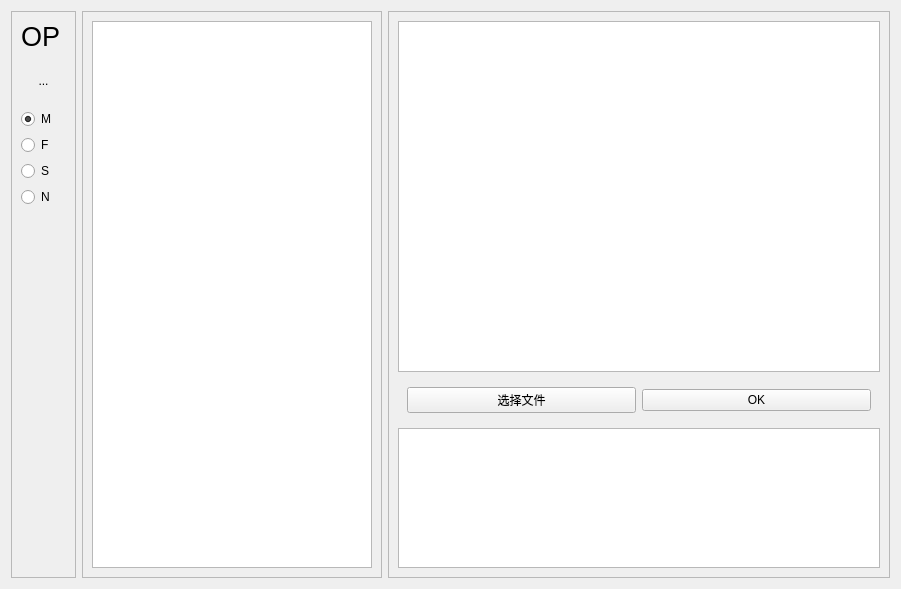
Old version of the form Client/front_end/mainwindow.ui in the repository Sjeary/OnPointLinkProgram.
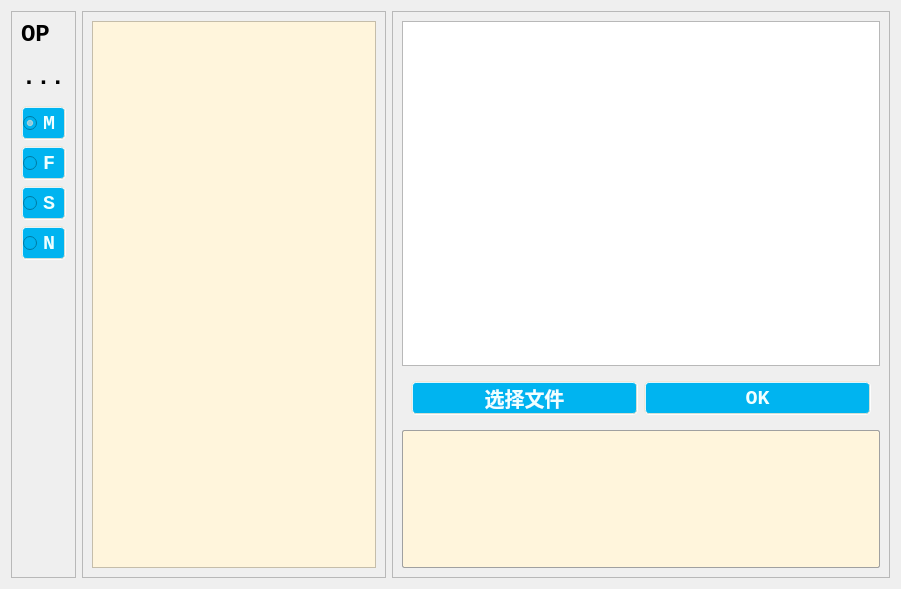
New version of the form. The open tabs and pages were chosen to show the change. Icons and pictures are not drawn.

Commit message: 微调ui 补充绝大部分模块qss

Patch:
```diff
--- a/Client/front_end/mainwindow.ui
+++ b/Client/front_end/mainwindow.ui
@@ -13,6 +13,242 @@
   <property name="windowTitle">
    <string>OnPointLink </string>
   </property>
+  <property name="styleSheet">
+   <string notr="true">
+#login, #MainWindow
+{
+    /*背景色，蓝到淡黄渐变*/
+    /*渐变色:rgba中最后一值为透明度,0_255&lt;-&gt;完全透明_不透明*/
+    background-color: qradialgradient(cx:0.25, cy:0.25, radius:0.75, fx:0.618 fy:0.618,
+                                        stop:0 rgba(20,150,220,240),
+                                        stop:1 rgba(255,245,220,240));
+}
+
+#login
+{
+    /*宽高*/
+    width: 800px;
+    height: 500px;
+}
+
+#label_picture
+{
+    /*背景图片，注意格式*/
+    border-image:url(:/res/background-images/login1.jpg) 4 4 4 4 strech strech;
+    /*为logo采用特殊字体*/
+    font-family: Chiller;
+    font-size: 80px;
+    font-weight:bold;
+}
+
+
+#pushButton_Login
+{
+    font-family:STXinwei;
+    font-size: 24px;
+    font-weight:bold;
+}
+
+
+QComboBox
+{
+    /*背景，淡黄*/
+    background: rgb(255,245,220);
+    /*边框，蓝绿*/
+    border-color: rgb(0,140,180);
+    border-style: groove;
+    border-radius: 3px;
+    border-width: 2px;
+    /*前景/字体*/
+    color: black;
+    font-family: consolas;
+    font-size: 24px;
+    /*内边距*/
+    padding-top: 2px;
+    padding-left: 2px;
+    /*宽高*/
+    height: 30px;
+}
+/*下拉框格式*/
+QComboBox QAbstractItemView
+{
+    /*背景，淡黄*/
+    background: rgb(255,245,220);
+    /*前景/字体*/
+    color: black;
+    font-family: consolas;
+    font-size: 24px;
+    /*内边距*/
+    padding-top: 2px;
+    padding-left: 2px;
+    /*宽高*/
+    height: 30px;
+}
+/*选中效果*/
+QComboBox:on
+{
+    padding-top: 3px;
+    padding-left: 4px;
+}
+/*下拉箭头容器*/
+QComboBox::drop-down
+{
+    width: 32px;
+    height: 32px;
+}
+
+/*下拉箭头*/
+QComboBox::down-arrow
+{
+    image: url(:/res/icons/xia_la.png);
+}
+/*下拉箭头选中效果*/
+QComboBox::down-arrow:on
+{
+    image: url(:/res/icons/shang_la.png);
+}
+
+/*确认框*/
+QCheckBox
+{
+    /*前景/字体*/
+    color: black;
+    font-family: consolas;
+    font-size: 24px;
+    /*内边距*/
+    padding-left:5px;
+}
+
+QCheckBox::indicator{/*选择框尺寸*/
+    background-color: rgba(255, 255, 255, 0);
+    border: 0px solid #b1b1b1;
+        width: 30px;
+        height: 30px;
+}
+
+QCheckBox::indicator:unchecked
+{
+    image: url(:/res/icons/kaiguan_guan.png);
+}
+
+QCheckBox::indicator:checked
+{
+    image: url(:/res/icons/kaiguan_kai.png);
+}
+
+
+/*按钮*/
+QPushButton,QRadioButton
+{
+    /*背景，偏深蓝*/
+    background-color: rgb(0,180,240);
+    /*边框,淡黄*/
+    border-color: rgba(240,230,210,220);
+    border-radius: 5px;
+    border-style: groove;
+    border-width: 2px;
+    /*前景/字体，淡蓝*/
+    color: rgb(240,255,255);
+    font-family: consolas;
+    font-size: 20px;
+    font-weight:bold;
+    /*内边距*/
+    /*宽高*/
+    height:30px;
+}
+
+/*悬停时，背景变为淡蓝色，字体变为白色*/
+QRadioButton:hover,QPushButton:hover
+{
+    background-color: rgb(100,180,250);
+    color: white;
+}
+
+/*按下时，背景变为蓝绿色，显示边框效果*/
+QPushButton:pressed,QRadioButton:pressed
+{
+    /*背景*/
+    background-color: rgb(0,140,180);
+    /*边框*/
+    border-style: inset;
+    /*前景/字体*/
+    color: white;
+    /*内边距*/
+    padding-left:2px;
+    padding-top:2px;
+}
+
+
+QLabel
+{
+    font-family: consolas;
+    font-size: 24px;
+    font-weight:bold;
+    /*设置QLabel字体为居中*/
+    qproperty-alignment:AlignCenter;
+}
+
+
+QTableWidget
+{
+    /*背景，淡黄*/
+    background: rgb(255,245,220);
+    /*选中背景，蓝色*/
+    selection-background-color: rgb(10, 140, 220);
+    /*边框，蓝绿*/
+    border-color: rgb(0,140,180);
+    border-style: groove;
+    border-radius: 3px;
+    border-width: 2px;
+    /*前景/字体*/
+    color: black;
+    font-family: consolas;
+    font-size: 24px;
+    /*宽高*/
+    height: 30px;
+}
+
+/* 以下加入 */
+
+QPlainTextEdit, QListWidget, QLineEdit, QTreeWidget
+{
+    /*背景，淡黄*/
+    background: rgb(255,245,220);
+    /*选中背景，蓝色*/
+    selection-background-color: rgb(10, 140, 220);
+    selection-color: white;
+    /*无边框*/
+
+    /*前景/字体*/
+    color: black;
+    font-family: consolas;
+    font-size: 16px;        
+}
+
+QTreeWidget::item
+{
+    /*背景，淡黄*/
+    background: rgb(255,245,220);
+    /*选中背景，蓝色*/
+    selection-background-color: rgb(10, 140, 220);
+    selection-color: white;
+    /*无边框*/
+
+    /*前景/字体*/
+    color: black;
+    font-family: consolas;
+    font-size: 16px;        
+}
+
+QPlainTextEdit, QLineEdit, QTreeWidget 
+{
+    /*窄边框，灰色*/
+    border-color: rgb(160, 160, 160);
+    border-style: solid;
+    border-radius: 2px;
+    border-width: 1px;
+}</string>
+  </property>
   <layout class="QHBoxLayout" name="horizontalLayout">
    <item>
     <widget class="QFrame" name="sideFrame">
@@ -39,7 +275,10 @@
        <widget class="QLabel" name="label_3">
         <property name="font">
          <font>
-          <pointsize>20</pointsize>
+          <family>consolas</family>
+          <pointsize>-1</pointsize>
+          <weight>75</weight>
+          <bold>true</bold>
          </font>
         </property>
         <property name="text">
@@ -136,7 +375,8 @@
         <widget class="QListWidget" name="listWidget_message">
          <property name="font">
           <font>
-           <pointsize>20</pointsize>
+           <family>consolas</family>
+           <pointsize>-1</pointsize>
           </font>
          </property>
         </widget>
```
Left out of the diff: 2 changed lines with no effect on the pictures. The commit also changes 1 other file.
